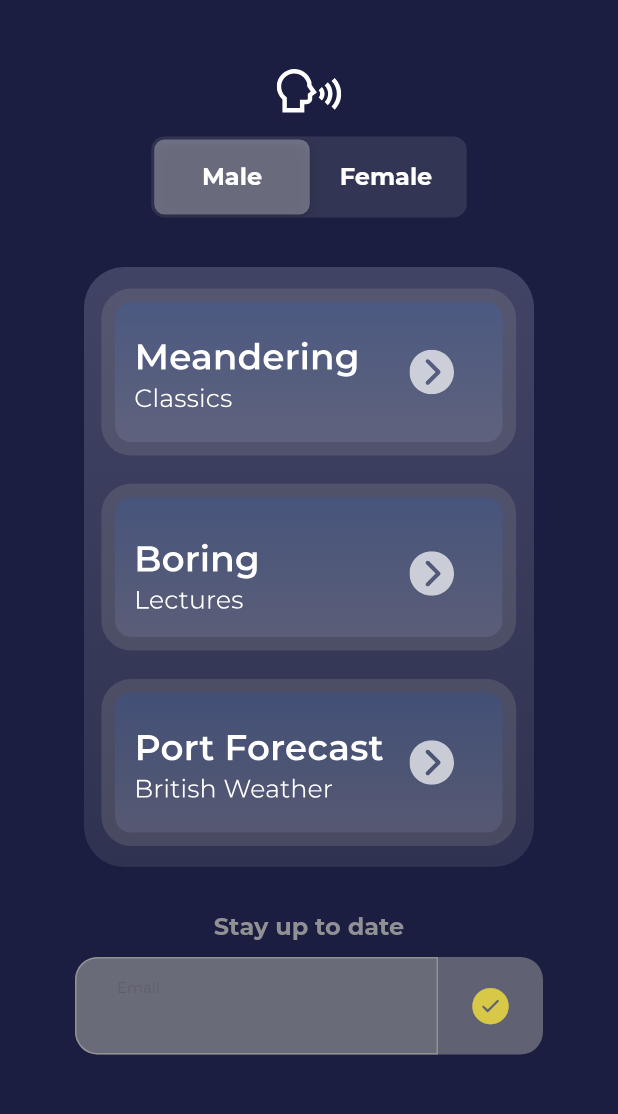
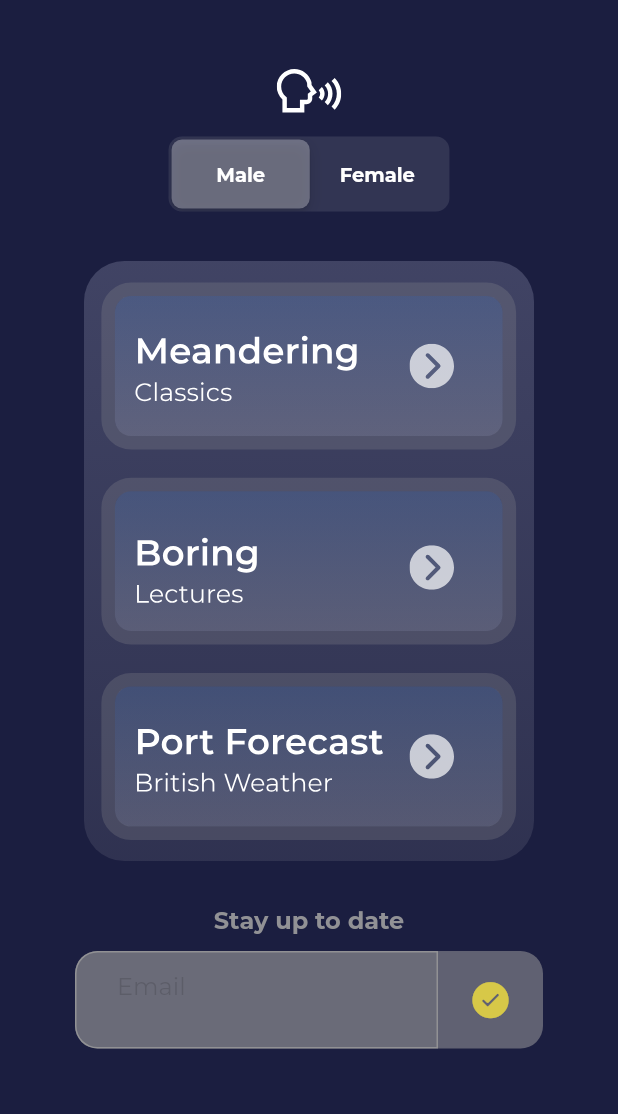
Before and after one commit to meanderingsleep/meandering-app, a Flutter app: the screen it shows after launch, on a phone screen of 412 x 824 dp, the part 66-1180 px from its top. Run offline on Flutter 3.47's test engine with Material 3 defaults, Android fonts, the phone set to English and light mode, and no system bars; our stand-ins replace email_validator, firebase_core, firebase_crashlytics, flutter_dotenv, flutter_svg, just_audio and 2 more; missing offline and left inert: audio_session; accounts and stored records are empty.

Commit message:
more theme data tweaks and general cleanup of background colors and styles.

```diff
--- a/sleepless_app/lib/common.dart
+++ b/sleepless_app/lib/common.dart
@@ -1,24 +1,9 @@
 import 'dart:math';
 import 'package:flutter/material.dart';
-import 'package:flutter/cupertino.dart';
 
 T? ambiguate<T>(T? value) => value;
 
-const themeData = CupertinoThemeData(
-    scaffoldBackgroundColor: Color(0xFF1B1E40),
-    textTheme: CupertinoTextThemeData(
-      textStyle: TextStyle(
-        fontFamily: 'Montserrat',
-        color: Colors.white,
-        fontSize: 10.0,
-        fontWeight: FontWeight.bold,
-      ),
-    )
-);
-
-const screenDecoration = BoxDecoration(
-  color: Color(0xFF1B1E40)
-);
+const Color backgroundColor = Color(0xFF1B1E40);
 
 class SeekBar extends StatefulWidget {
   final Duration duration;
--- a/sleepless_app/lib/home_screen.dart
+++ b/sleepless_app/lib/home_screen.dart
@@ -40,7 +40,6 @@ class _HomeScreenState extends State<HomeScreen> {
       ),
       child: Container(
         constraints: const BoxConstraints.expand(),
-        decoration: screenDecoration,
         child: SafeArea (
           child: SingleChildScrollView (
             child: Column(
@@ -65,20 +64,16 @@ class _HomeScreenState extends State<HomeScreen> {
                             vertical: 10.0, horizontal: 10.0),
                         child: Text('Male',
                             key: Key('maleKey'),
-                            style: TextStyle(
-                              fontSize: 16,
-                              fontWeight: FontWeight.bold,
-                            )),
+                            style: TextStyle(fontWeight: FontWeight.bold)
+                            ),
                       ),
                       'female': Padding(
                         padding: EdgeInsets.symmetric(
                             vertical: 15.0, horizontal: 10.0),
                         child: Text('Female',
                             key: Key('femaleKey'),
-                            style: TextStyle(
-                              fontSize: 16,
-                              fontWeight: FontWeight.bold,
-                            )),
+                            style: TextStyle(fontWeight: FontWeight.bold)
+                        ),
                       ),
                     },
                     onValueChanged: (value) {
@@ -152,11 +147,8 @@ class _HomeScreenState extends State<HomeScreen> {
                 Container (
                   padding: EdgeInsets.symmetric(vertical: 10),
                   child: Text('Stay up to date',
-                      style: TextStyle(
-                        fontSize: 16,
-                        color: Colors.grey.withOpacity(0.9),
-                        fontWeight: FontWeight.bold,
-                      )),
+                      style: TextStyle(color: Colors.grey.withOpacity(0.9))
+                  ),
                 ),
                 Container(
                   padding: EdgeInsets.symmetric(horizontal: 50.0), // Add horizontal padding to the container
--- a/sleepless_app/lib/main.dart
+++ b/sleepless_app/lib/main.dart
@@ -1,5 +1,4 @@
 import 'dart:ui';
-
 import 'package:flutter/material.dart';
 import 'package:flutter/painting.dart';
 import 'package:flutter/rendering.dart';
@@ -23,10 +22,29 @@ class App extends StatelessWidget {
       DeviceOrientation.portraitDown,
     ]);
 
+    const textStyleDefault = TextStyle(
+      fontFamily: 'Montserrat',
+      color: Colors.white,
+      fontWeight: FontWeight.bold,
+      fontSize: 16.0,
+    );
+
     return const CupertinoApp(
       debugShowCheckedModeBanner: false,
       title: 'Sleepless',
-      theme: themeData,
+      theme: CupertinoThemeData(
+        scaffoldBackgroundColor: backgroundColor,
+        textTheme: CupertinoTextThemeData(
+          textStyle: textStyleDefault,
+          actionTextStyle: textStyleDefault,
+          tabLabelTextStyle: textStyleDefault,
+          navActionTextStyle: textStyleDefault,
+          navTitleTextStyle: textStyleDefault,
+          navLargeTitleTextStyle: textStyleDefault,
+          pickerTextStyle: textStyleDefault,
+          dateTimePickerTextStyle: textStyleDefault,
+        )
+      ),
       home: HomeScreen(),
     );
   }
--- a/sleepless_app/lib/play_screen.dart
+++ b/sleepless_app/lib/play_screen.dart
@@ -106,7 +106,6 @@ class _PlayScreenState extends State<PlayScreen> with WidgetsBindingObserver {
   Widget build(BuildContext context) {
     return CupertinoApp(
       debugShowCheckedModeBanner: false,
-      theme: themeData,
       home: Scaffold(
         extendBodyBehindAppBar: true, // This extends the body to be behind the AppBar
         appBar: CupertinoNavigationBar(
@@ -117,7 +116,7 @@ class _PlayScreenState extends State<PlayScreen> with WidgetsBindingObserver {
           ),
         ),
         body: Container(
-          decoration: screenDecoration,
+          decoration: const BoxDecoration(color: backgroundColor),
           child: Column(
             crossAxisAlignment: CrossAxisAlignment.center,
             mainAxisAlignment: MainAxisAlignment.center,
```
